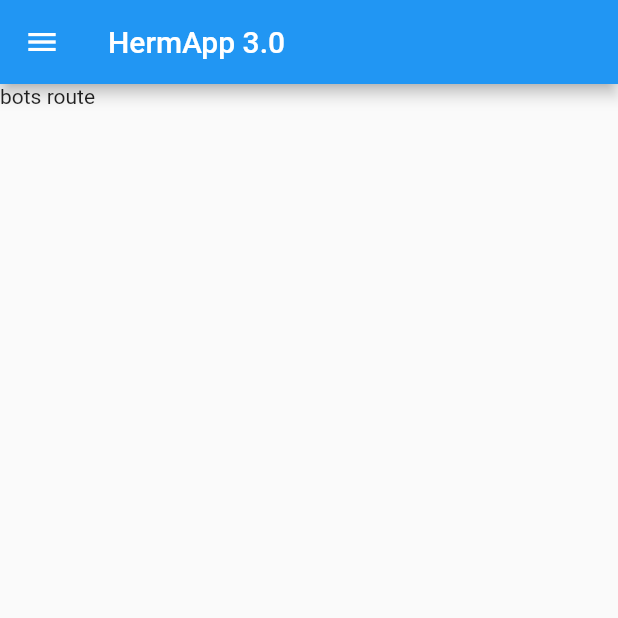
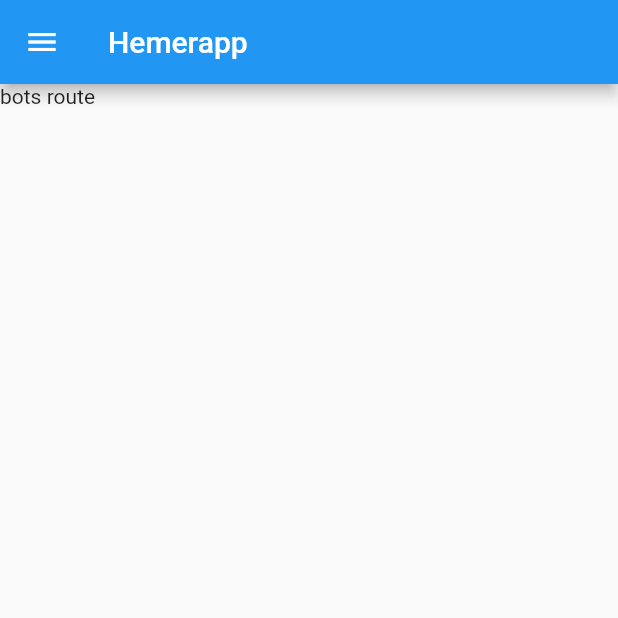
Before and after one commit to victorc365/dexire_integration, a Flutter app: the screen it shows after launch, on a phone screen of 412 x 824 dp, the top half of it. Run offline on Flutter 3.47's test engine with Material 2 defaults, Android fonts, the phone set to English and light mode, and no system bars; our stand-ins replace flutter_dotenv; generated files the repository leaves out were written again.

Commit message:
feat: add l10n

```diff
--- /dev/null
+++ b/hemerapp/l10n.yaml
@@ -0,0 +1,3 @@
+arb-dir: lib/l10n
+template-arb-file: app_en.arb
+output-localization-file: app_localizations.dart
--- a/hemerapp/lib/hemerapp.dart
+++ b/hemerapp/lib/hemerapp.dart
@@ -1,4 +1,6 @@
 import 'package:flutter/material.dart';
+import 'package:flutter_gen/gen_l10n/app_localizations.dart';
+import 'package:flutter_localizations/flutter_localizations.dart';
 import 'package:hemerapp/ui/bots/bots_route.dart';
 import 'package:hemerapp/ui/login/login_route.dart';
 import 'package:hemerapp/ui/profile/profile_route.dart';
@@ -11,6 +13,18 @@ class Hemerapp extends StatelessWidget {
   Widget build(BuildContext context) {
     return MaterialApp(
       title: 'Hemerapp',
+      localizationsDelegates: const [
+        AppLocalizations.delegate,
+        GlobalMaterialLocalizations.delegate,
+        GlobalWidgetsLocalizations.delegate,
+        GlobalCupertinoLocalizations.delegate,
+      ],
+      supportedLocales: const [
+        Locale('en'),
+        Locale('fr'),
+        Locale('it'),
+        Locale('de'),
+      ],
       initialRoute: '/bots',
       routes: {
         '/bots': (context) => const RootRoute(child: BotsRoute()),
--- a/hemerapp/lib/ui/root/root_route.dart
+++ b/hemerapp/lib/ui/root/root_route.dart
@@ -1,5 +1,6 @@
 import 'package:flutter/material.dart';
 import 'package:hemerapp/ui/components/side_menu.dart';
+import 'package:flutter_gen/gen_l10n/app_localizations.dart';
 
 class RootRoute extends StatelessWidget {
   final Widget child;
@@ -9,7 +10,7 @@ class RootRoute extends StatelessWidget {
 Widget build(BuildContext context) {
     return Scaffold(
       drawer: const SideMenu(),
-      appBar: AppBar(title: const Text("HermApp 3.0"),),
+      appBar: AppBar(title: Text(AppLocalizations.of(context)!.appName),),
       body: SafeArea(
         child: Column(
           children: [
```
Also changed, not shown: hemerapp/lib/l10n/app_de.arb (added, +8 -0 lines), hemerapp/lib/l10n/app_en.arb (added, +7 -0 lines), hemerapp/lib/l10n/app_fr.arb (added, +7 -0 lines), hemerapp/lib/l10n/app_it.arb (added, +8 -0 lines), hemerapp/pubspec.yaml (+4 -3 lines), hemerapp/lib/ui/settings/settings_route.dart (added), hemerapp/pubspec.lock.
